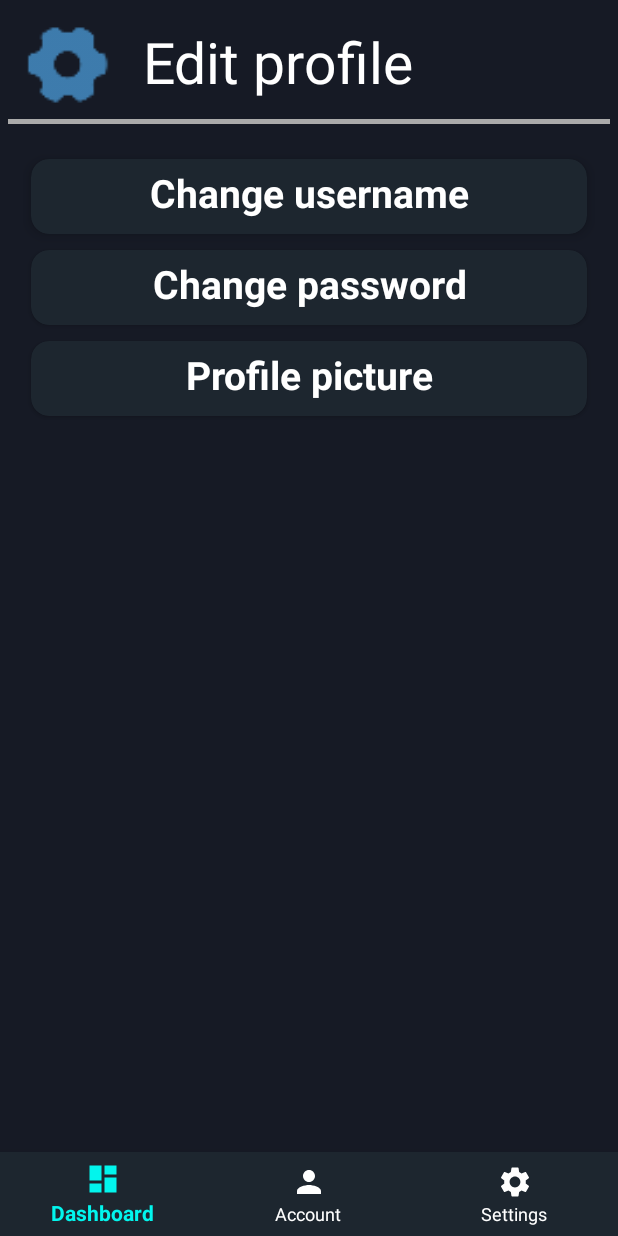
After one commit to littleNightK/CoinView, an Android app: the fragment ProfileSettingFragment placed in its activity, on a phone screen of 412 x 824 dp. The commit adds this screen. Run offline under Robolectric (Android 15) with nearby library versions, the phone set to English and light mode, and no system bars; our stand-ins replace Firebase (no records; nobody signed in at launch, a user with empty details on screens opened directly).

Commit message:
sample settings fragment

```diff
--- /dev/null
+++ b/app/src/main/java/com/example/mycrypto/ProfileSettingFragment.java
@@ -0,0 +1,64 @@
+package com.example.mycrypto;
+
+import android.os.Bundle;
+
+import androidx.fragment.app.Fragment;
+
+import android.view.LayoutInflater;
+import android.view.View;
+import android.view.ViewGroup;
+
+/**
+ * A simple {@link Fragment} subclass.
+ * Use the {@link ProfileSettingFragment#newInstance} factory method to
+ * create an instance of this fragment.
+ */
+public class ProfileSettingFragment extends Fragment {
+
+    // TODO: Rename parameter arguments, choose names that match
+    // the fragment initialization parameters, e.g. ARG_ITEM_NUMBER
+    private static final String ARG_PARAM1 = "param1";
+    private static final String ARG_PARAM2 = "param2";
+
+    // TODO: Rename and change types of parameters
+    private String mParam1;
+    private String mParam2;
+
+    public ProfileSettingFragment() {
+        // Required empty public constructor
+    }
+
+    /**
+     * Use this factory method to create a new instance of
+     * this fragment using the provided parameters.
+     *
+     * @param param1 Parameter 1.
+     * @param param2 Parameter 2.
+     * @return A new instance of fragment CurrencyFragment.
+     */
+    // TODO: Rename and change types and number of parameters
+    public static ProfileSettingFragment newInstance(String param1, String param2) {
+        ProfileSettingFragment fragment = new ProfileSettingFragment();
+        Bundle args = new Bundle();
+        args.putString(ARG_PARAM1, param1);
+        args.putString(ARG_PARAM2, param2);
+        fragment.setArguments(args);
+        return fragment;
+    }
+
+    @Override
+    public void onCreate(Bundle savedInstanceState) {
+        super.onCreate(savedInstanceState);
+        if (getArguments() != null) {
+            mParam1 = getArguments().getString(ARG_PARAM1);
+            mParam2 = getArguments().getString(ARG_PARAM2);
+        }
+    }
+
+    @Override
+    public View onCreateView(LayoutInflater inflater, ViewGroup container,
+                             Bundle savedInstanceState) {
+        // Inflate the layout for this fragment
+        return inflater.inflate(R.layout.edit_profile_fragment, container, false);
+    }
+}
--- /dev/null
+++ b/app/src/main/res/layout/edit_profile_fragment.xml
@@ -0,0 +1,148 @@
+<?xml version="1.0" encoding="utf-8"?>
+
+<androidx.constraintlayout.widget.ConstraintLayout xmlns:android="http://schemas.android.com/apk/res/android"
+    xmlns:app="http://schemas.android.com/apk/res-auto"
+    xmlns:tools="http://schemas.android.com/tools"
+    android:layout_width="match_parent"
+    android:layout_height="match_parent"
+    android:layout_centerInParent="false"
+    android:layout_centerHorizontal="false"
+    android:layout_centerVertical="false"
+    android:background="@color/background"
+    android:padding="5dp"
+    tools:context=".ProfileSettingFragment">
+
+    <LinearLayout
+        android:id="@+id/linearLayout2"
+        android:layout_width="match_parent"
+        android:layout_height="56dp"
+        android:layout_marginTop="10dp"
+        android:orientation="horizontal"
+        app:layout_constraintStart_toStartOf="parent"
+        app:layout_constraintTop_toTopOf="parent">
+
+        <ImageView
+            android:id="@+id/imageView"
+            android:layout_width="60dp"
+            android:layout_height="match_parent"
+            android:layout_marginStart="10dp"
+            android:src="@drawable/cogwheel1"
+            app:layout_constraintBottom_toBottomOf="@+id/text_header"
+            app:layout_constraintStart_toStartOf="parent"
+            app:layout_constraintTop_toTopOf="@+id/text_header" />
+
+        <TextView
+            android:id="@+id/text_header"
+            android:layout_width="295dp"
+            android:layout_height="56dp"
+            android:layout_marginStart="20dp"
+            android:layout_marginBottom="16dp"
+            android:text="Edit profile"
+            android:textAppearance="@style/TextAppearance.AppCompat.Large"
+            android:textColor="@color/white"
+            android:textSize="38dp"
+            app:layout_constraintEnd_toEndOf="parent"
+            app:layout_constraintTop_toTopOf="parent" />
+
+
+    </LinearLayout>
+    <View
+        android:id="@+id/line"
+        android:layout_width="match_parent"
+        android:layout_height="3dp"
+        android:layout_marginTop="8dp"
+        android:background="@android:color/darker_gray"
+        app:layout_constraintTop_toBottomOf="@+id/linearLayout2" />
+
+
+    <ScrollView
+        android:layout_width="match_parent"
+        android:layout_height="match_parent"
+        android:overScrollMode="never"
+        android:scrollbars="vertical"
+        android:layout_marginTop="80dp"
+        android:layout_marginBottom="53dp"
+        android:paddingTop="5dp">
+        <LinearLayout
+            android:layout_width="match_parent"
+            android:layout_height="match_parent"
+            android:layout_margin="10dp"
+            android:orientation="vertical">
+
+            <androidx.cardview.widget.CardView
+                android:id="@+id/edit_username"
+                android:layout_width="match_parent"
+                android:layout_height="50dp"
+                android:layout_margin="5dp"
+                android:clickable="true"
+                android:foreground="?attr/selectableItemBackground"
+                app:cardBackgroundColor="@color/light_black"
+                app:cardCornerRadius="12dp"
+                app:cardElevation="5dp">
+
+                <TextView
+                    android:layout_width="match_parent"
+                    android:layout_height="45dp"
+                    android:gravity="center_vertical|center_horizontal"
+                    android:text="Change username"
+                    android:textColor="@color/white"
+                    android:textSize="26dp"
+                    android:textStyle="bold">
+
+                </TextView>
+
+
+            </androidx.cardview.widget.CardView>
+            <androidx.cardview.widget.CardView
+                android:id="@+id/edit_password"
+                android:layout_width="match_parent"
+                android:layout_height="50dp"
+                android:layout_margin="5dp"
+                android:clickable="true"
+                android:foreground="?attr/selectableItemBackground"
+                app:cardBackgroundColor="@color/light_black"
+                app:cardCornerRadius="12dp"
+                >
+
+                <TextView
+                    android:layout_width="match_parent"
+                    android:layout_height="45dp"
+                    android:gravity="center_vertical|center_horizontal"
+                    android:text="Change password"
+                    android:textColor="@color/white"
+                    android:textSize="26dp"
+                    android:textStyle="bold">
+
+                </TextView>
+
+
+            </androidx.cardview.widget.CardView>
+            <androidx.cardview.widget.CardView
+
+                android:layout_width="match_parent"
+                android:layout_height="50dp"
+                android:layout_margin="5dp"
+                android:clickable="true"
+                android:foreground="?attr/selectableItemBackground"
+                app:cardBackgroundColor="@color/light_black"
+                app:cardCornerRadius="12dp"
+                >
+
+                <TextView
+                    android:layout_width="match_parent"
+                    android:layout_height="45dp"
+                    android:gravity="center_vertical|center_horizontal"
+                    android:text="Profile picture"
+                    android:textColor="@color/white"
+                    android:textSize="26dp"
+                    android:textStyle="bold">
+
+                </TextView>
+
+
+            </androidx.cardview.widget.CardView>
+
+        </LinearLayout>
+
+    </ScrollView>
+</androidx.constraintlayout.widget.ConstraintLayout>
--- a/app/src/main/res/layout/fragment_setting.xml
+++ b/app/src/main/res/layout/fragment_setting.xml
@@ -93,6 +93,9 @@
 
             </androidx.cardview.widget.CardView>
             <androidx.cardview.widget.CardView
+                android:id="@+id/edit_profile"
+                android:foreground="?attr/selectableItemBackground"
+                android:clickable="true"
                 android:layout_width="match_parent"
                 android:layout_height="60dp"
                 android:layout_margin="5dp"
@@ -182,6 +185,9 @@
 
             </androidx.cardview.widget.CardView>
             <androidx.cardview.widget.CardView
+                android:id="@+id/language"
+                android:foreground="?attr/selectableItemBackground"
+                android:clickable="true"
                 android:layout_width="match_parent"
                 android:layout_height="60dp"
                 android:layout_margin="5dp"
```
Also changed, not shown: app/src/main/java/com/example/mycrypto/LanguageFragment.java (added, +63 -0 lines), app/src/main/java/com/example/mycrypto/SettingFragment.java (+38 -48 lines), app/src/main/res/layout/language_fragment.xml (added, +113 -0 lines), app/src/main/java/com/example/mycrypto/AfterLoginFragment.java (indentation only).
